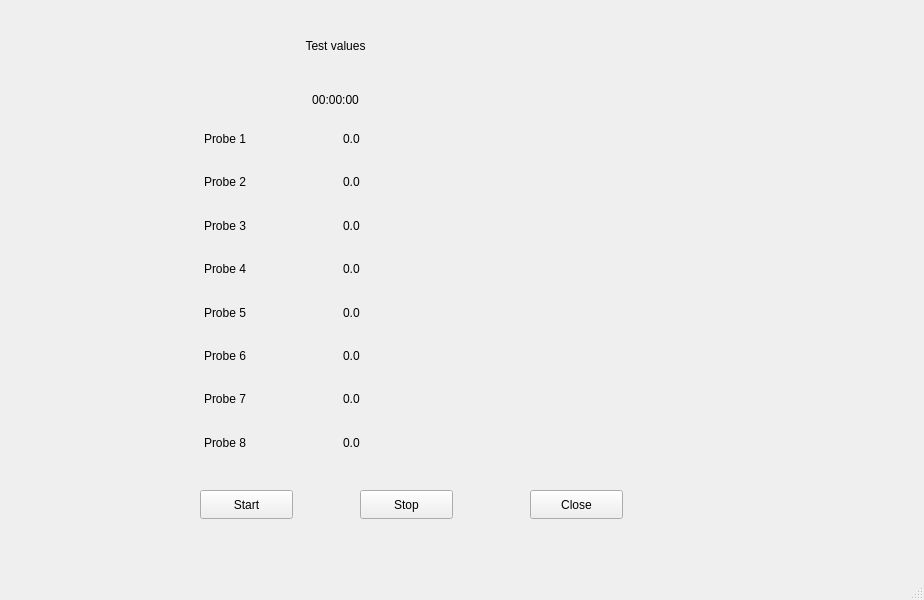
This is forms/mainwindow.ui in ltaparkrunner/server_postgres as Qt 5 draws it before an edit. The edited form follows.
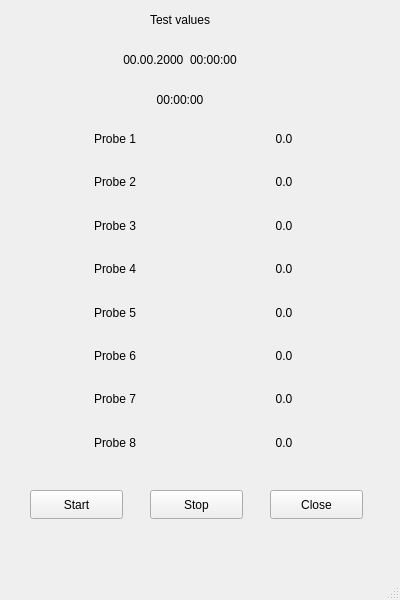
This is the edited form.

Commit message: Current date/time clock label has been added to the main window. connect(...) statement has been moved fromtimestamp_readerDB class to base class timestamp_reader.

Patch:
```diff
--- a/forms/mainwindow.ui
+++ b/forms/mainwindow.ui
@@ -6,7 +6,7 @@
    <rect>
     <x>0</x>
     <y>0</y>
-    <width>924</width>
+    <width>400</width>
     <height>600</height>
    </rect>
   </property>
@@ -17,7 +17,7 @@
    <widget class="QPushButton" name="startButton">
     <property name="geometry">
      <rect>
-      <x>200</x>
+      <x>30</x>
       <y>490</y>
       <width>93</width>
       <height>29</height>
@@ -30,18 +30,24 @@
    <widget class="QWidget" name="gridLayoutWidget_2">
     <property name="geometry">
      <rect>
-      <x>204</x>
+      <x>34</x>
       <y>120</y>
-      <width>271</width>
+      <width>331</width>
       <height>341</height>
      </rect>
     </property>
     <layout class="QGridLayout" name="gridLayout_2">
+     <property name="horizontalSpacing">
+      <number>7</number>
+     </property>
      <item row="5" column="0">
       <widget class="QLabel" name="label_5">
        <property name="text">
         <string>Probe 6</string>
        </property>
+       <property name="alignment">
+        <set>Qt::AlignmentFlag::AlignCenter</set>
+       </property>
       </widget>
      </item>
      <item row="6" column="0">
@@ -49,6 +55,9 @@
        <property name="text">
         <string>Probe 7</string>
        </property>
+       <property name="alignment">
+        <set>Qt::AlignmentFlag::AlignCenter</set>
+       </property>
       </widget>
      </item>
      <item row="1" column="0">
@@ -56,6 +65,9 @@
        <property name="text">
         <string>Probe 2</string>
        </property>
+       <property name="alignment">
+        <set>Qt::AlignmentFlag::AlignCenter</set>
+       </property>
       </widget>
      </item>
      <item row="2" column="0">
@@ -63,6 +75,9 @@
        <property name="text">
         <string>Probe 3</string>
        </property>
+       <property name="alignment">
+        <set>Qt::AlignmentFlag::AlignCenter</set>
+       </property>
       </widget>
      </item>
      <item row="7" column="0">
@@ -70,6 +85,9 @@
        <property name="text">
         <string>Probe 8</string>
        </property>
+       <property name="alignment">
+        <set>Qt::AlignmentFlag::AlignCenter</set>
+       </property>
       </widget>
      </item>
      <item row="4" column="0">
@@ -77,6 +95,9 @@
        <property name="text">
         <string>Probe 5</string>
        </property>
+       <property name="alignment">
+        <set>Qt::AlignmentFlag::AlignCenter</set>
+       </property>
       </widget>
      </item>
      <item row="0" column="0">
@@ -84,6 +105,9 @@
        <property name="text">
         <string>Probe 1</string>
        </property>
+       <property name="alignment">
+        <set>Qt::AlignmentFlag::AlignCenter</set>
+       </property>
       </widget>
      </item>
      <item row="3" column="0">
@@ -91,6 +115,9 @@
        <property name="text">
         <string>Probe 4</string>
        </property>
+       <property name="alignment">
+        <set>Qt::AlignmentFlag::AlignCenter</set>
+       </property>
       </widget>
      </item>
      <item row="0" column="1">
@@ -98,6 +125,9 @@
        <property name="text">
         <string>0.0</string>
        </property>
+       <property name="alignment">
+        <set>Qt::AlignmentFlag::AlignCenter</set>
+       </property>
       </widget>
      </item>
      <item row="2" column="1">
@@ -105,6 +135,9 @@
        <property name="text">
         <string>0.0</string>
        </property>
+       <property name="alignment">
+        <set>Qt::AlignmentFlag::AlignCenter</set>
+       </property>
       </widget>
      </item>
      <item row="3" column="1">
@@ -112,6 +145,9 @@
        <property name="text">
         <string>0.0</string>
        </property>
+       <property name="alignment">
+        <set>Qt::AlignmentFlag::AlignCenter</set>
+       </property>
       </widget>
      </item>
      <item row="4" column="1">
@@ -119,6 +155,9 @@
        <property name="text">
         <string>0.0</string>
        </property>
+       <property name="alignment">
+        <set>Qt::AlignmentFlag::AlignCenter</set>
+       </property>
       </widget>
      </item>
      <item row="5" column="1">
@@ -126,6 +165,9 @@
        <property name="text">
         <string>0.0</string>
        </property>
+       <property name="alignment">
+        <set>Qt::AlignmentFlag::AlignCenter</set>
+       </property>
       </widget>
      </item>
      <item row="6" column="1">
@@ -133,6 +175,9 @@
        <property name="text">
         <string>0.0</string>
        </property>
+       <property name="alignment">
+        <set>Qt::AlignmentFlag::AlignCenter</set>
+       </property>
       </widget>
      </item>
      <item row="7" column="1">
@@ -140,6 +185,9 @@
        <property name="text">
         <string>0.0</string>
        </property>
+       <property name="alignment">
+        <set>Qt::AlignmentFlag::AlignCenter</set>
+       </property>
       </widget>
      </item>
      <item row="1" column="1">
@@ -147,6 +195,9 @@
        <property name="text">
         <string>0.0</string>
        </property>
+       <property name="alignment">
+        <set>Qt::AlignmentFlag::AlignCenter</set>
+       </property>
       </widget>
      </item>
     </layout>
@@ -154,10 +205,10 @@
    <widget class="QLabel" name="time_label">
     <property name="geometry">
      <rect>
-      <x>250</x>
+      <x>80</x>
       <y>80</y>
-      <width>171</width>
-      <height>39</height>
+      <width>200</width>
+      <height>40</height>
      </rect>
     </property>
     <property name="text">
@@ -170,7 +221,7 @@
    <widget class="QPushButton" name="stopButton">
     <property name="geometry">
      <rect>
-      <x>360</x>
+      <x>150</x>
       <y>490</y>
       <width>93</width>
       <height>29</height>
@@ -186,10 +237,10 @@
     </property>
     <property name="geometry">
      <rect>
-      <x>210</x>
-      <y>30</y>
-      <width>251</width>
-      <height>31</height>
+      <x>80</x>
+      <y>5</y>
+      <width>200</width>
+      <height>30</height>
      </rect>
     </property>
     <property name="text">
@@ -202,7 +253,7 @@
    <widget class="QPushButton" name="closeButton">
     <property name="geometry">
      <rect>
-      <x>530</x>
+      <x>270</x>
       <y>490</y>
       <width>93</width>
       <height>29</height>
@@ -212,6 +263,22 @@
      <string>Close</string>
     </property>
    </widget>
+   <widget class="QLabel" name="RTC_label">
+    <property name="geometry">
+     <rect>
+      <x>80</x>
+      <y>40</y>
+      <width>200</width>
+      <height>40</height>
+     </rect>
+    </property>
+    <property name="text">
+     <string>00.00.2000  00:00:00</string>
+    </property>
+    <property name="alignment">
+     <set>Qt::AlignmentFlag::AlignCenter</set>
+    </property>
+   </widget>
   </widget>
   <widget class="QMenuBar" name="menubar">
    <property name="geometry">
```
Left out of the diff: 2 changed lines with no effect on the pictures. The commit also changes 9 other files.
